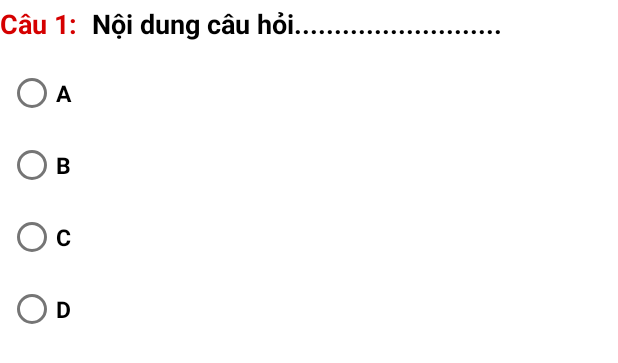
After one commit to theanhdz533/DoAnCs3, an Android app: the layout custom_recyclerview_questions.xml on its own in the app's theme, with its tools: preview values and no code run, on a phone screen of 412 x 824 dp. The commit adds this screen. Shown: the top 363 px of the screen. Run offline under Robolectric (Android 15) with nearby library versions, the phone set to English and light mode, and no system bars.

Commit message:
update 2

```diff
--- a/app/src/main/java/com/example/conquertheexam/adapter/custom/CustomListViewDeThi.kt
+++ b/app/src/main/java/com/example/conquertheexam/adapter/custom/CustomListViewDeThi.kt
@@ -24,8 +24,8 @@ class CustomListViewDeThi(val activity: ActivityExamPapers, val list:List<dataDe
         val soCau = rowList.findViewById<TextView>(R.id.txtSoCau)
         val tinhTrang = rowList.findViewById<TextView>(R.id.txtTinhTrang)
 
-        ten.setText("Mã đề:"+list[position].ten)
-        thoiGian.setText("Thời gian: "+list[position].thoiGian.toString()+" phút")
+        ten.setText("Mã đề:"+list[position].maDe)
+        thoiGian.setText("Thời gian: "+list[position].thoiGian.toString()+" phút ")
         soCau.setText("Số câu: "+ list[position].soCau.toString()+" câu")
         tinhTrang.setText("Tình trạng: "+list[position].tinhTrang)
         return rowList
--- a/app/src/main/java/com/example/conquertheexam/adapter/data/dataDeThi.kt
+++ b/app/src/main/java/com/example/conquertheexam/adapter/data/dataDeThi.kt
@@ -1,9 +1,10 @@
 package com.example.conquertheexam.adapter.data
 
 class dataDeThi(
-    val ten:String,
+    val maDe:String,
     val thoiGian: Int,
     val soCau:Int,
-    val tinhTrang:String
+    val tinhTrang:String,
+    val diem : Double?
 ) {
 }
--- /dev/null
+++ b/app/src/main/res/drawable/ic_more.xml
@@ -0,0 +1,5 @@
+<vector android:height="24dp" android:tint="#0B8BFF"
+    android:viewportHeight="24" android:viewportWidth="24"
+    android:width="24dp" xmlns:android="http://schemas.android.com/apk/res/android">
+    <path android:fillColor="@android:color/white" android:pathData="M6,10c-1.1,0 -2,0.9 -2,2s0.9,2 2,2 2,-0.9 2,-2 -0.9,-2 -2,-2zM18,10c-1.1,0 -2,0.9 -2,2s0.9,2 2,2 2,-0.9 2,-2 -0.9,-2 -2,-2zM12,10c-1.1,0 -2,0.9 -2,2s0.9,2 2,2 2,-0.9 2,-2 -0.9,-2 -2,-2z"/>
+</vector>
--- a/app/src/main/res/layout/activity_offline.xml
+++ b/app/src/main/res/layout/activity_offline.xml
@@ -52,7 +52,7 @@
         android:layout_height="200dp"
         android:layout_marginStart="4dp"
         android:layout_marginTop="16dp"
-        app:cardBackgroundColor="#FBDEFC"
+        app:cardBackgroundColor="#B309EF78"
         app:cardCornerRadius="30dp"
 
         app:layout_constraintStart_toStartOf="@+id/divider"
@@ -98,6 +98,7 @@
                     android:layout_width="wrap_content"
                     android:layout_height="wrap_content"
                     android:gravity="center"
+                    android:textColor="#E040FB"
                     android:text="Tên 1"
                     android:textSize="25dp" />
             </LinearLayout>
@@ -166,6 +167,7 @@
             android:layout_height="100dp"
             android:layout_marginStart="3dp"
             android:layout_marginTop="12dp"
+            android:backgroundTint="@color/white"
             android:layout_marginBottom="3dp"
             app:cardCornerRadius="30dp"
             app:layout_constraintBottom_toBottomOf="@+id/cardViewHistory"
--- /dev/null
+++ b/app/src/main/res/layout/custom_recyclerview_questions.xml
@@ -0,0 +1,81 @@
+<?xml version="1.0" encoding="utf-8"?>
+<LinearLayout xmlns:android="http://schemas.android.com/apk/res/android"
+    android:layout_width="match_parent"
+    android:orientation="vertical"
+    android:layout_height="match_parent">
+
+
+    <LinearLayout
+        android:layout_marginTop="3dp"
+        android:layout_width="match_parent"
+        android:layout_height="wrap_content"
+        android:orientation="horizontal">
+
+        <TextView
+            android:id="@+id/txtSTT"
+            android:layout_width="wrap_content"
+            android:layout_height="wrap_content"
+            android:textColor="#D50000"
+            android:textSize="18dp"
+            android:textStyle="bold"
+            android:text="Câu 1: " />
+
+        <TextView
+            android:id="@+id/txtQuestions"
+            android:layout_width="match_parent"
+            android:layout_height="wrap_content"
+            android:layout_marginLeft="5dp"
+            android:layout_marginRight="5dp"
+            android:inputType="textMultiLine"
+            android:text="Nội dung câu hỏi.........................."
+            android:textColor="@color/black"
+            android:textSize="18dp"
+            android:textStyle="bold" />
+    </LinearLayout>
+
+    <RadioGroup
+        android:id="@+id/groupAns"
+        android:layout_marginTop="10dp"
+        android:layout_marginLeft="5dp"
+        android:layout_marginRight="5dp"
+        android:layout_width="match_parent"
+        android:layout_height="wrap_content" >
+
+        <RadioButton
+            android:id="@+id/answerA"
+            android:layout_width="match_parent"
+            android:layout_height="wrap_content"
+            android:textSize="15dp"
+            android:textStyle="bold"
+            android:textColor="@color/black"
+            android:text="A" />
+
+        <RadioButton
+            android:id="@+id/answerB"
+            android:layout_width="match_parent"
+            android:layout_height="wrap_content"
+            android:textSize="15dp"
+            android:textStyle="bold"
+            android:textColor="@color/black"
+            android:text="B" />
+
+        <RadioButton
+            android:id="@+id/answerC"
+            android:layout_width="match_parent"
+            android:layout_height="wrap_content"
+            android:textSize="15dp"
+            android:textStyle="bold"
+            android:textColor="@color/black"
+            android:text="C" />
+
+        <RadioButton
+            android:id="@+id/answerD"
+            android:layout_width="match_parent"
+            android:layout_height="wrap_content"
+            android:textSize="15dp"
+            android:textStyle="bold"
+            android:textColor="@color/black"
+            android:text="D" />
+    </RadioGroup>
+
+</LinearLayout>
```
Also changed, not shown: app/build.gradle (+9 -0 lines), app/src/main/AndroidManifest.xml (+10 -3 lines), app/src/main/java/com/example/conquertheexam/DataAnswer.kt (added, +7 -0 lines), app/src/main/java/com/example/conquertheexam/adapter/custom/CustomRecyclerViewQuestions.kt (added, +141 -0 lines), app/src/main/java/com/example/conquertheexam/adapter/data/dataQuestions.kt (added, +14 -0 lines), app/src/main/java/com/example/conquertheexam/offline/ActivityExamPapers.kt (+50 -7 lines), app/src/main/java/com/example/conquertheexam/offline/ActivityOffline.kt (+9 -8 lines), app/src/main/java/com/example/conquertheexam/offline/ActivityQuestions.kt (added, +148 -0 lines), app/src/main/java/com/example/conquertheexam/offline/ConnectDB.kt (added, +59 -0 lines), app/src/main/res/layout/activity_questions.xml (added, +80 -0 lines), app/src/main/assets/DB_Exam.db (added).
